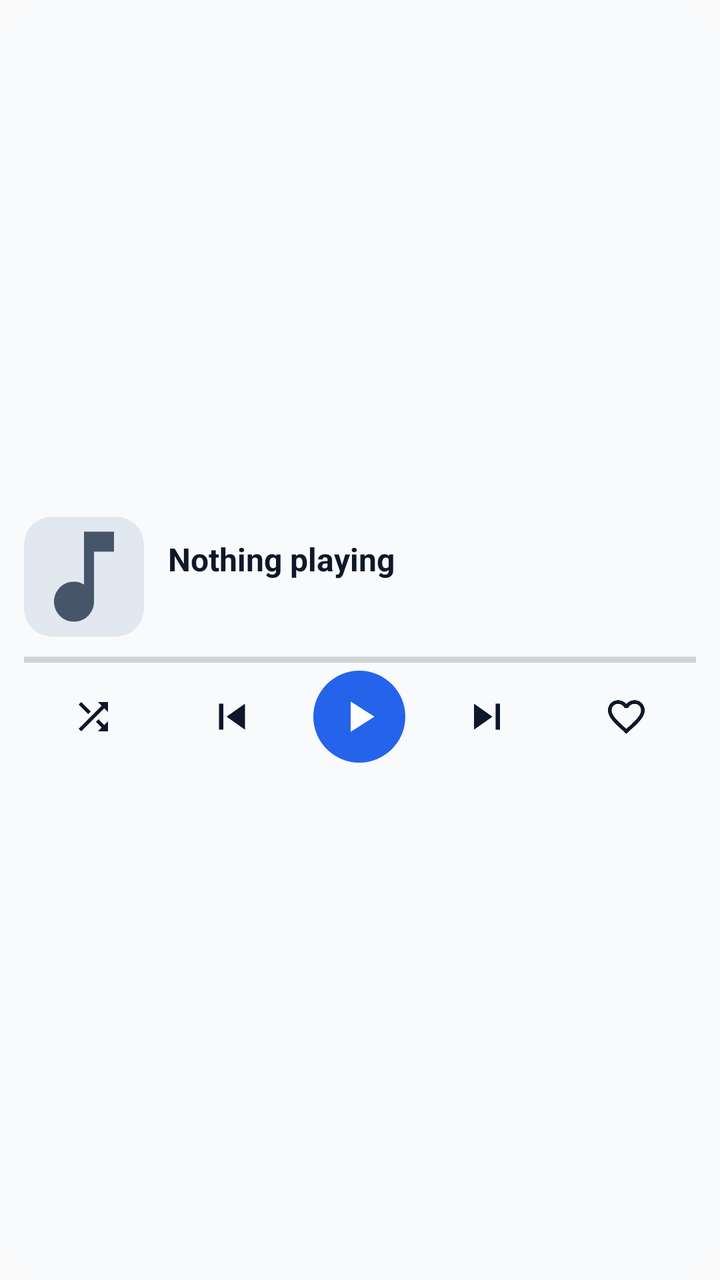
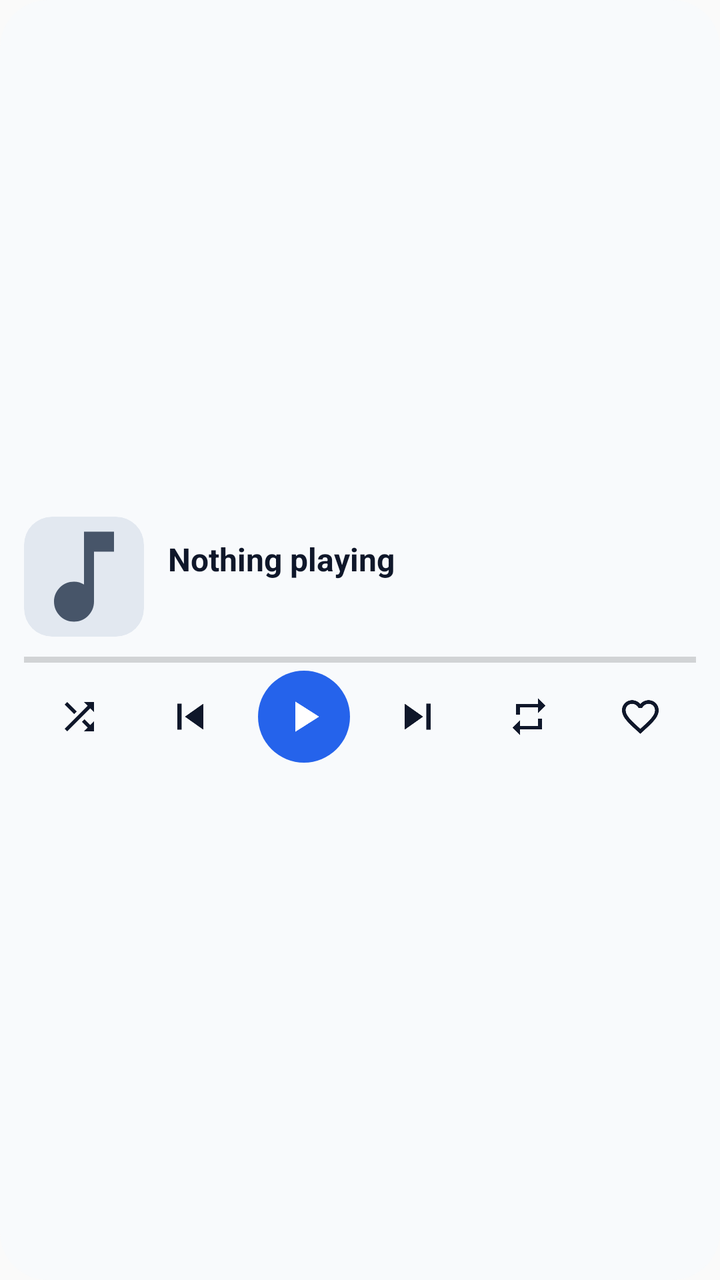

Two renders of the same Android screen: before a commit and after it. Below are the layout's source before the change and the commit's diff.
<!-- AndroidManifest.xml: application theme Theme.WildMusicPlayer -->
<!-- res/layout/widget_player_large.xml -->
<?xml version="1.0" encoding="utf-8"?>
<LinearLayout xmlns:android="http://schemas.android.com/apk/res/android"
    android:id="@+id/widget_root"
    android:layout_width="match_parent"
    android:layout_height="match_parent"
    android:background="@drawable/widget_background"
    android:gravity="center_vertical"
    android:orientation="vertical"
    android:padding="12dp">

    <LinearLayout
        android:layout_width="match_parent"
        android:layout_height="wrap_content"
        android:gravity="center_vertical"
        android:orientation="horizontal">

        <ImageView
            android:id="@+id/widget_cover"
            android:layout_width="60dp"
            android:layout_height="60dp"
            android:background="@drawable/widget_cover_background"
            android:clipToOutline="true"
            android:contentDescription="@string/widget_tap_to_open"
            android:scaleType="centerCrop"
            android:src="@drawable/ic_widget_music" />

        <LinearLayout
            android:layout_width="0dp"
            android:layout_height="wrap_content"
            android:layout_weight="1"
            android:layout_marginStart="12dp"
            android:orientation="vertical">

            <TextView
                android:id="@+id/widget_title"
                android:layout_width="match_parent"
                android:layout_height="wrap_content"
                android:ellipsize="end"
                android:maxLines="2"
                android:text="@string/widget_nothing_playing"
                android:textColor="@color/widget_title"
                android:textSize="16sp"
                android:textStyle="bold" />

            <TextView
                android:id="@+id/widget_artist"
                android:layout_width="match_parent"
                android:layout_height="wrap_content"
                android:ellipsize="end"
                android:maxLines="1"
                android:textColor="@color/widget_subtitle"
                android:textSize="13sp" />
        </LinearLayout>
    </LinearLayout>

    <ProgressBar
        android:id="@+id/widget_progress"
        style="?android:attr/progressBarStyleHorizontal"
        android:layout_width="match_parent"
        android:layout_height="3dp"
        android:layout_marginTop="10dp"
        android:max="1000"
        android:progress="0" />

    <LinearLayout
        android:layout_width="match_parent"
        android:layout_height="wrap_content"
        android:layout_marginTop="4dp"
        android:gravity="center"
        android:orientation="horizontal">

        <ImageView
            android:id="@+id/widget_shuffle"
            android:layout_width="0dp"
            android:layout_height="40dp"
            android:layout_weight="1"
            android:contentDescription="Shuffle"
            android:padding="9dp"
            android:src="@drawable/ic_widget_shuffle" />

        <ImageView
            android:id="@+id/widget_previous"
            android:layout_width="0dp"
            android:layout_height="40dp"
            android:layout_weight="1"
            android:contentDescription="Previous"
            android:padding="7dp"
            android:src="@drawable/ic_widget_previous" />

        <ImageView
            android:id="@+id/widget_play"
            android:layout_width="46dp"
            android:layout_height="46dp"
            android:layout_marginStart="6dp"
            android:layout_marginEnd="6dp"
            android:background="@drawable/widget_play_background"
            android:contentDescription="Play or pause"
            android:padding="10dp"
            android:src="@drawable/ic_widget_play" />

        <ImageView
            android:id="@+id/widget_next"
            android:layout_width="0dp"
            android:layout_height="40dp"
            android:layout_weight="1"
            android:contentDescription="Next"
            android:padding="7dp"
            android:src="@drawable/ic_widget_next" />

        <ImageView
            android:id="@+id/widget_favorite"
            android:layout_width="0dp"
            android:layout_height="40dp"
            android:layout_weight="1"
            android:contentDescription="Favorite"
            android:padding="9dp"
            android:src="@drawable/ic_widget_heart" />
    </LinearLayout>
</LinearLayout>
<!-- resources referenced by this layout -->
<resources>
  <color name="widget_subtitle">#475569</color>
  <color name="widget_title">#0F172A</color>
  <!-- drawable ic_widget_music (drawable) -->
  <?xml version="1.0" encoding="utf-8"?>
  <vector xmlns:android="http://schemas.android.com/apk/res/android"
      android:width="24dp" android:height="24dp" android:viewportWidth="24" android:viewportHeight="24"
      android:tint="@color/widget_subtitle">
      <path android:fillColor="#FFFFFFFF" android:pathData="M12,3v10.55c-0.59,-0.34 -1.27,-0.55 -2,-0.55 -2.21,0 -4,1.79 -4,4s1.79,4 4,4 4,-1.79 4,-4V7h4V3h-6z" />
  </vector>
  <!-- drawable ic_widget_next (drawable) -->
  <?xml version="1.0" encoding="utf-8"?>
  <vector xmlns:android="http://schemas.android.com/apk/res/android"
      android:width="24dp" android:height="24dp" android:viewportWidth="24" android:viewportHeight="24"
      android:tint="@color/widget_icon">
      <path android:fillColor="#FFFFFFFF" android:pathData="M6,18l8.5,-6L6,6v12zM16,6v12h2V6h-2z" />
  </vector>
  <!-- drawable ic_widget_play (drawable) -->
  <?xml version="1.0" encoding="utf-8"?>
  <vector xmlns:android="http://schemas.android.com/apk/res/android"
      android:width="24dp" android:height="24dp" android:viewportWidth="24" android:viewportHeight="24"
      android:tint="#FFFFFFFF">
      <path android:fillColor="#FFFFFFFF" android:pathData="M8,5v14l11,-7z" />
  </vector>
  <!-- drawable ic_widget_previous (drawable) -->
  <?xml version="1.0" encoding="utf-8"?>
  <vector xmlns:android="http://schemas.android.com/apk/res/android"
      android:width="24dp" android:height="24dp" android:viewportWidth="24" android:viewportHeight="24"
      android:tint="@color/widget_icon">
      <path android:fillColor="#FFFFFFFF" android:pathData="M6,6h2v12H6zM9.5,12l8.5,6V6z" />
  </vector>
  <!-- drawable widget_background (drawable) -->
  <?xml version="1.0" encoding="utf-8"?>
  <shape xmlns:android="http://schemas.android.com/apk/res/android" android:shape="rectangle">
      <solid android:color="@color/widget_background" />
      <corners android:radius="24dp" />
  </shape>
  <!-- drawable widget_cover_background (drawable) -->
  <?xml version="1.0" encoding="utf-8"?>
  <shape xmlns:android="http://schemas.android.com/apk/res/android" android:shape="rectangle">
      <solid android:color="@color/widget_cover_placeholder" />
      <corners android:radius="14dp" />
  </shape>
  <!-- drawable widget_play_background (drawable) -->
  <?xml version="1.0" encoding="utf-8"?>
  <shape xmlns:android="http://schemas.android.com/apk/res/android" android:shape="oval">
      <solid android:color="#FF2563EB" />
  </shape>
  <string name="widget_nothing_playing">Nothing playing</string>
  <string name="widget_tap_to_open">Tap to open Wild Music Player</string>
  <style name="Theme.WildMusicPlayer" parent="android:Theme.Material.Light.NoActionBar">
          
          <item name="android:statusBarColor">@color/purple_700</item>
      </style>
  <color name="widget_icon">#0F172A</color>
  <color name="widget_background">#F2F8FAFC</color>
  <color name="widget_cover_placeholder">#E2E8F0</color>
  <color name="purple_700">#FF3700B3</color>
  <!-- unchanged entries left out for length: 2 -->
</resources>

<!-- the commit's change to res/layout/widget_player_large.xml (unified diff, before → after) -->
@@ -108,6 +108,15 @@
             android:src="@drawable/ic_widget_next" />
 
         <ImageView
+            android:id="@+id/widget_repeat"
+            android:layout_width="0dp"
+            android:layout_height="40dp"
+            android:layout_weight="1"
+            android:contentDescription="Repeat"
+            android:padding="9dp"
+            android:src="@drawable/ic_widget_repeat" />
+
+        <ImageView
             android:id="@+id/widget_favorite"
             android:layout_width="0dp"
             android:layout_height="40dp"
<!-- resource entries referenced after the edit -->
@@ -30,6 +30,13 @@
       android:tint="@color/widget_icon">
       <path android:fillColor="#FFFFFFFF" android:pathData="M6,6h2v12H6zM9.5,12l8.5,6V6z" />
   </vector>
+  <!-- drawable ic_widget_repeat (drawable) -->
+  <?xml version="1.0" encoding="utf-8"?>
+  <vector xmlns:android="http://schemas.android.com/apk/res/android"
+      android:width="24dp" android:height="24dp" android:viewportWidth="24" android:viewportHeight="24"
+      android:tint="@color/widget_icon">
+      <path android:fillColor="#FFFFFFFF" android:pathData="M7,7h10v3l4,-4 -4,-4v3H5v6h2V7zM17,17H7v-3l-4,4 4,4v-3h12v-6h-2v4z" />
+  </vector>
   <!-- drawable widget_background (drawable) -->
   <?xml version="1.0" encoding="utf-8"?>
   <shape xmlns:android="http://schemas.android.com/apk/res/android" android:shape="rectangle">
